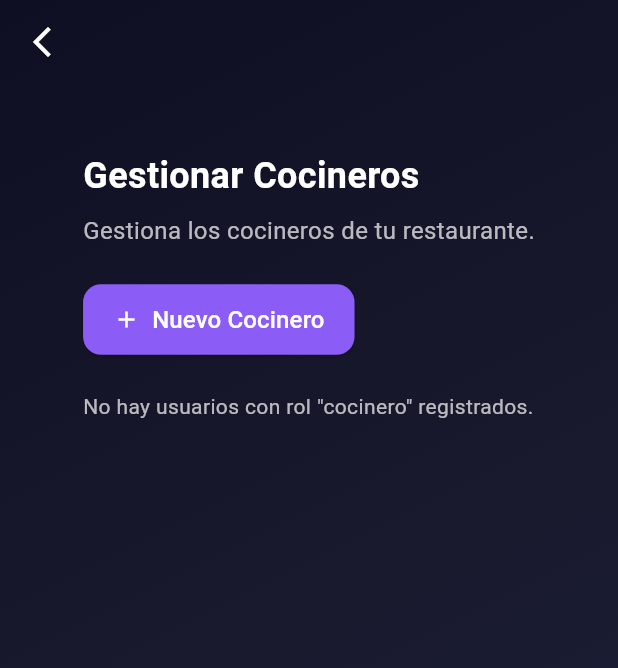
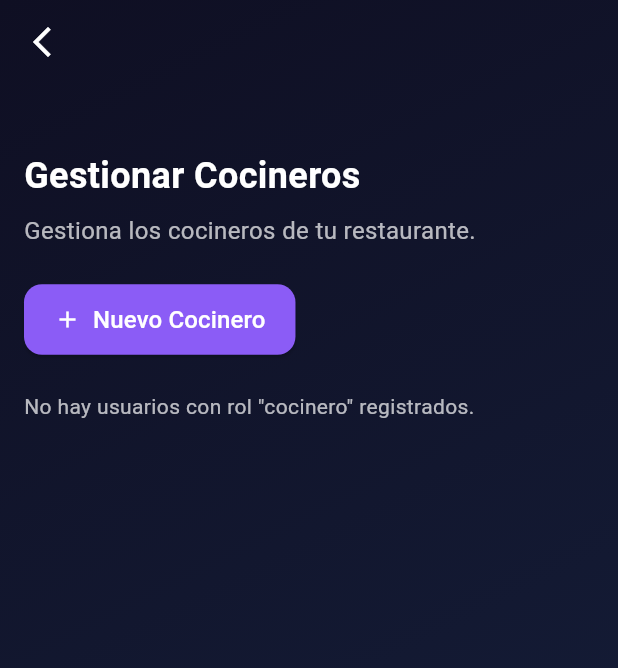
Before and after one commit to George0712/restauranteApp, a Flutter app: the ManageCocineroScreen screen opened by its route, on a phone screen of 412 x 824 dp. Shown: the top 668 px of the screen. Run offline on Flutter 3.47's test engine with Material 3 defaults, Android fonts, the phone set to English and light mode, and no system bars; our stand-ins replace audioplayers, cached_network_image, cloud_firestore, device_info_plus, firebase_auth, firebase_core and 10 more; missing offline and left inert: iconify_flutter; accounts and stored records are empty.

Commit message:
Refactor regex patterns for username and address validation, improve layout alignment in ManageCocinero and ManageMesero screens, and update validation message for username input.

```diff
--- a/lib/core/constants/app_constants.dart
+++ b/lib/core/constants/app_constants.dart
@@ -1,13 +1,13 @@
 class AppConstants {
   //user
-  static final RegExp usernameRegex = RegExp(r'^[a-zA-Z0-9_.-]{3,20}$');
+  static final RegExp usernameRegex = RegExp(r'^.{3,20}$');
   static final RegExp emailRegex = RegExp(r'^[\w-\.]+@([\w-]+\.)+[a-zA-Z]{2,}$');
   static final RegExp passwordRegex = RegExp(r'^(?=.*[A-Za-z])(?=.*\d)[A-Za-z\d@$!%*?&]{6,}$');
 
   static final RegExp nameRegex = RegExp(r'^[A-Za-zÀ-ÖØ-öø-ÿ0-9\s]{3,}$');
   static final RegExp surnameRegex = RegExp(r'^[A-Za-zÀ-ÖØ-öø-ÿ\s]{3,}$');
   static final RegExp phoneRegex = RegExp(r'^\+?[1-9]\d{9,14}$');
-  static final RegExp addressRegex = RegExp(r'^[A-Za-zÀ-ÖØ-öø-ÿ0-9\s,.-]{5,}$');
+  static final RegExp addressRegex = RegExp(r'^[a-zA-Z0-9\s#,.°\-\/]*$');
 
   static final RegExp priceRegex = RegExp(r'^\d{1,7}(,\d{1,2})?$');
   static final RegExp timePreparationRegex = RegExp(r'^\d+$');
--- a/lib/presentation/screens/admin/manage/cocinero/manage_cocinero_screen.dart
+++ b/lib/presentation/screens/admin/manage/cocinero/manage_cocinero_screen.dart
@@ -9,7 +9,8 @@ class ManageCocineroScreen extends ConsumerStatefulWidget {
   const ManageCocineroScreen({super.key});
 
   @override
-  ConsumerState<ManageCocineroScreen> createState() => _ManageCocineroScreenState();
+  ConsumerState<ManageCocineroScreen> createState() =>
+      _ManageCocineroScreenState();
 }
 
 class _ManageCocineroScreenState extends ConsumerState<ManageCocineroScreen> {
@@ -27,7 +28,8 @@ class _ManageCocineroScreenState extends ConsumerState<ManageCocineroScreen> {
         foregroundColor: Colors.white,
         elevation: 0,
         leading: IconButton(
-          icon: const Icon(Icons.arrow_back_ios_new_outlined, color: Colors.white),
+          icon: const Icon(Icons.arrow_back_ios_new_outlined,
+              color: Colors.white),
           onPressed: () => context.pop(),
         ),
       ),
@@ -37,7 +39,6 @@ class _ManageCocineroScreenState extends ConsumerState<ManageCocineroScreen> {
           gradient: LinearGradient(
             colors: [
               Color(0xFF0F0F23),
-              Color(0xFF1A1A2E),
               Color(0xFF16213E),
             ],
             begin: Alignment.topLeft,
@@ -45,10 +46,10 @@ class _ManageCocineroScreenState extends ConsumerState<ManageCocineroScreen> {
           ),
         ),
         child: Align(
-          alignment: Alignment.topCenter,
+          alignment: Alignment.topLeft,
           child: SingleChildScrollView(
             padding: isTablet
-                ? const EdgeInsets.symmetric(vertical: 100, horizontal: 60)
+                ? const EdgeInsets.symmetric(vertical: 100, horizontal: 80)
                 : const EdgeInsets.fromLTRB(16, 100, 16, 16),
             child: Column(
               crossAxisAlignment: CrossAxisAlignment.start,
@@ -80,7 +81,8 @@ class _ManageCocineroScreenState extends ConsumerState<ManageCocineroScreen> {
                   },
                   style: ElevatedButton.styleFrom(
                     backgroundColor: const Color(0xFF8B5CF6),
-                    padding: const EdgeInsets.symmetric(horizontal: 20, vertical: 12),
+                    padding: const EdgeInsets.symmetric(
+                        horizontal: 20, vertical: 12),
                     shape: RoundedRectangleBorder(
                       borderRadius: BorderRadius.circular(12),
                     ),
--- a/lib/presentation/screens/admin/manage/mesero/create_credentials_mesero.dart
+++ b/lib/presentation/screens/admin/manage/mesero/create_credentials_mesero.dart
@@ -124,7 +124,7 @@ class _CreateCredentialsMeseroState
                           validator: (value) {
                             return value!.isEmpty
                                 ? AppStrings.pleaseEnterUserName
-                                : null;
+                                : AppStrings.invalidUserName;
                           },
                         ),
                         const SizedBox(height: 16),
```
Also changed, not shown: lib/presentation/screens/admin/manage/mesero/manage_mesero_screen.dart (+6 -4 lines).
